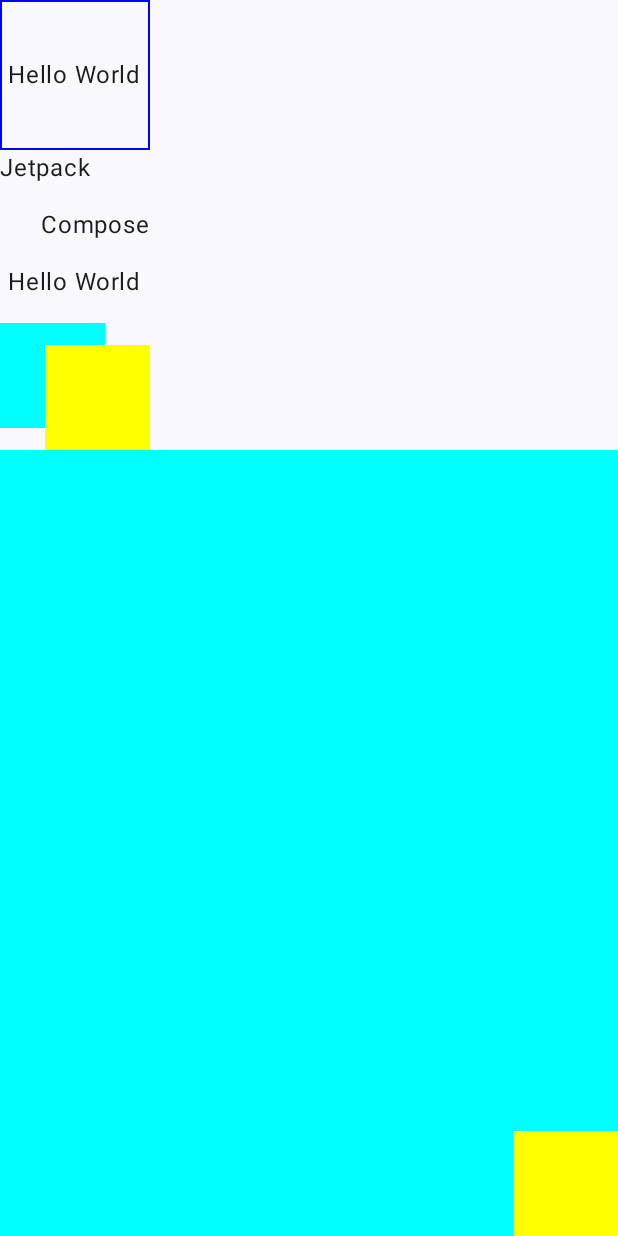
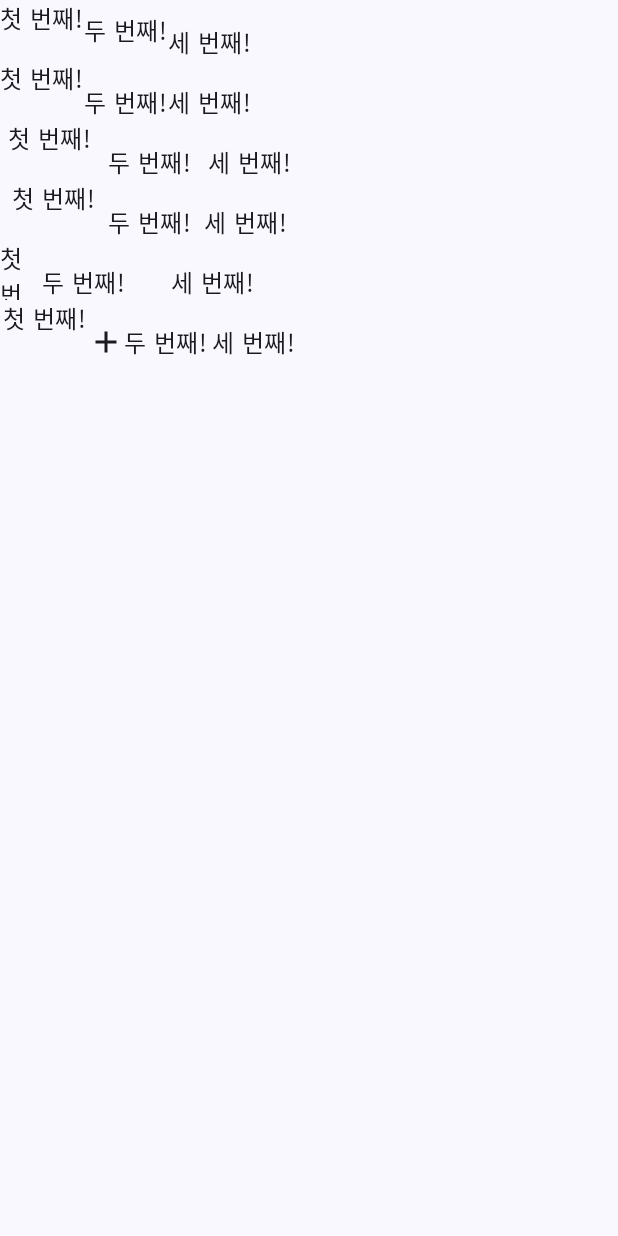
Before and after one commit to ichanguk/Jetpack-Compose-Prac, an Android app built with Jetpack Compose: the screen it shows after launch (BoxActivity before the commit, RowActivity after it), on a phone screen of 412 x 824 dp. Run offline under Robolectric (Android 15) with nearby library versions, the phone set to English and light mode, and no system bars.

Commit message:
Update Row

```diff
--- a/app/src/main/AndroidManifest.xml
+++ b/app/src/main/AndroidManifest.xml
@@ -13,9 +13,9 @@
         android:theme="@style/Theme.JetpackComposePrac"
         tools:targetApi="31">
         <activity
-            android:name=".BoxActivity"
+            android:name=".RowActivity"
             android:exported="true"
-            android:label="@string/title_activity_box"
+            android:label="@string/title_activity_row"
             android:theme="@style/Theme.JetpackComposePrac">
             <intent-filter>
                 <action android:name="android.intent.action.MAIN" />
@@ -24,10 +24,15 @@
             </intent-filter>
         </activity>
         <activity
+            android:name=".BoxActivity"
+            android:exported="true"
+            android:label="@string/title_activity_box"
+            android:theme="@style/Theme.JetpackComposePrac"/>
+        <activity
             android:name=".SurfaceActivity"
             android:exported="true"
             android:label="@string/title_activity_surface"
-            android:theme="@style/Theme.JetpackComposePrac"/>
+            android:theme="@style/Theme.JetpackComposePrac" />
         <activity
             android:name=".ModifierActivity"
             android:exported="true"
--- /dev/null
+++ b/app/src/main/java/com/example/jetpackcomposeprac/RowActivity.kt
@@ -0,0 +1,132 @@
+package com.example.jetpackcomposeprac
+
+import android.os.Bundle
+import androidx.activity.ComponentActivity
+import androidx.activity.compose.setContent
+import androidx.compose.foundation.layout.Arrangement
+import androidx.compose.foundation.layout.Column
+import androidx.compose.foundation.layout.Row
+import androidx.compose.foundation.layout.fillMaxSize
+import androidx.compose.foundation.layout.height
+import androidx.compose.foundation.layout.width
+import androidx.compose.material.icons.Icons
+import androidx.compose.material.icons.filled.Add
+import androidx.compose.material3.Icon
+import androidx.compose.material3.MaterialTheme
+import androidx.compose.material3.Surface
+import androidx.compose.material3.Text
+import androidx.compose.runtime.Composable
+import androidx.compose.ui.Alignment
+import androidx.compose.ui.Modifier
+import androidx.compose.ui.text.style.TextAlign
+import androidx.compose.ui.tooling.preview.Preview
+import androidx.compose.ui.unit.dp
+import com.example.jetpackcomposeprac.ui.theme.JetpackComposePracTheme
+
+class RowActivity : ComponentActivity() {
+    override fun onCreate(savedInstanceState: Bundle?) {
+        super.onCreate(savedInstanceState)
+        setContent {
+            JetpackComposePracTheme {
+                // A surface container using the 'background' color from the theme
+                Surface(
+                    modifier = Modifier.fillMaxSize(),
+                    color = MaterialTheme.colorScheme.background
+                ) {
+                    RowEx()
+                }
+            }
+        }
+    }
+}
+
+@Composable
+fun RowEx() {
+    Column {
+        // step1 : 각 Text의 modifier에 align 설정
+        // Alignment.Top, CenterVertically, Bottom을 지정
+        Row(modifier = Modifier.height(40.dp)) {
+            Text(text = "첫 번째!", modifier = Modifier.align(Alignment.Top))
+            Text(text = "두 번째!", modifier = Modifier.align(Alignment.CenterVertically))
+            Text(text = "세 번째!", modifier = Modifier.align(Alignment.Bottom))
+        }
+
+        // step2 : Row에 verticalAlignment를 설정
+        Row(
+            verticalAlignment = Alignment.Bottom,
+            modifier = Modifier.height(40.dp)
+        ) {
+            Text(text = "첫 번째!", modifier = Modifier.align(Alignment.Top))
+            Text(text = "두 번째!")
+            Text(text = "세 번째!")
+        }
+
+        // step3 : Row의 width를 200dp 정도로 설정
+        // Row에 horizontalArrangement에 Arrangement.Center 설정
+        // Start, End, SpaceAround, SpaceBetween, SpaceEvenly도 설정
+
+        Row(
+            verticalAlignment = Alignment.Bottom,
+            horizontalArrangement = Arrangement.SpaceAround,
+            modifier = Modifier
+                .width(200.dp)
+                .height(40.dp)
+        ) {
+            Text(text = "첫 번째!", modifier = Modifier.align(Alignment.Top))
+            Text(text = "두 번째!")
+            Text(text = "세 번째!")
+        }
+
+        Row(
+            verticalAlignment = Alignment.Bottom,
+            horizontalArrangement = Arrangement.SpaceEvenly,
+            modifier = Modifier
+                .width(200.dp)
+                .height(40.dp)
+        ) {
+            Text(text = "첫 번째!", modifier = Modifier.align(Alignment.Top))
+            Text(text = "두 번째!")
+            Text(text = "세 번째!")
+        }
+
+        // step4 : horizontalArrangement를 제거하고 각 text에 Modifier.weight를 설정
+        Row(
+            verticalAlignment = Alignment.Bottom,
+            modifier = Modifier
+                .width(200.dp)
+                .height(40.dp)
+        ) {
+            Text(text = "첫 번째!", modifier = Modifier
+                .align(Alignment.Top)
+                .weight(1f))
+            Text(text = "두 번째!", modifier = Modifier.weight(3f))
+            Text(text = "세 번째!", modifier = Modifier.weight(3f))
+        }
+
+        // step5 : Text 대신 Icon 넣기
+        Row(
+            verticalAlignment = Alignment.Bottom,
+            modifier = Modifier
+                .width(200.dp)
+                .height(40.dp)
+        ) {
+            Text(text = "첫 번째!",
+                textAlign = TextAlign.Center,
+                modifier = Modifier
+                .align(Alignment.Top)
+                .weight(1f))
+            Icon(imageVector = Icons.Filled.Add, contentDescription = "add")
+            Text(text = "두 번째!", modifier = Modifier.weight(1f))
+            Text(text = "세 번째!", modifier = Modifier.weight(1f))
+        }
+
+    }
+}
+
+@Preview(showBackground = true)
+@Composable
+fun RowExPreview() {
+    JetpackComposePracTheme {
+        RowEx()
+    }
+}
--- a/app/src/main/res/values/strings.xml
+++ b/app/src/main/res/values/strings.xml
@@ -4,4 +4,5 @@
     <string name="title_activity_modifier">ModifierActivity</string>
     <string name="title_activity_surface">SurfaceActivity</string>
     <string name="title_activity_box">BoxActivity</string>
+    <string name="title_activity_row">RowActivity</string>
 </resources>
```
